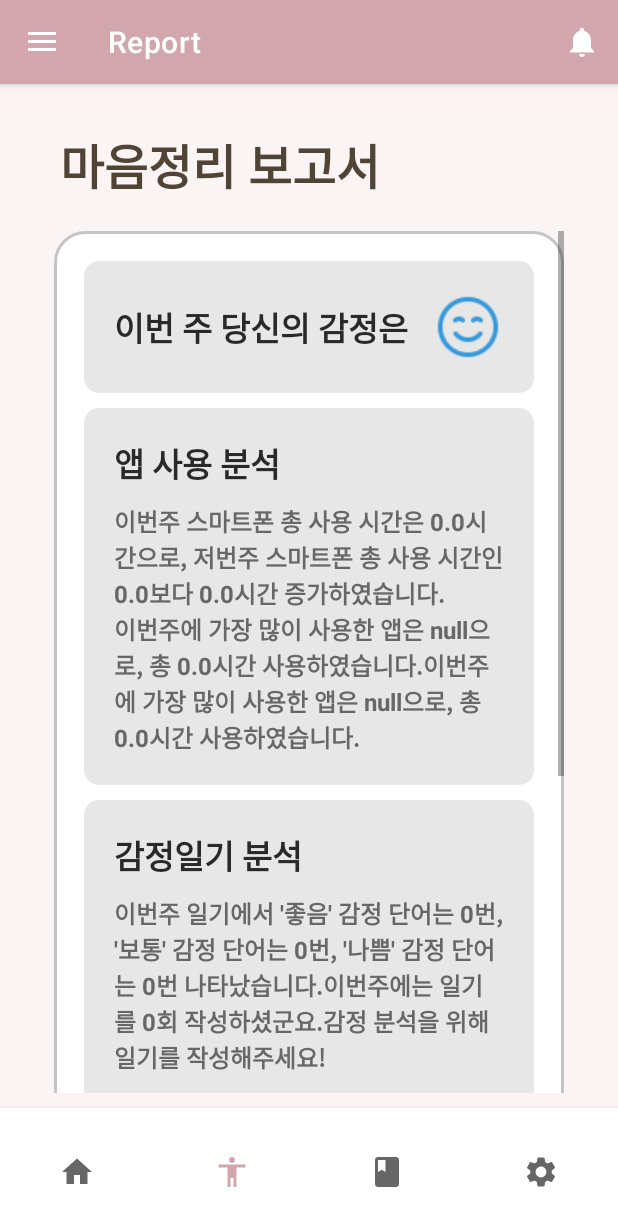
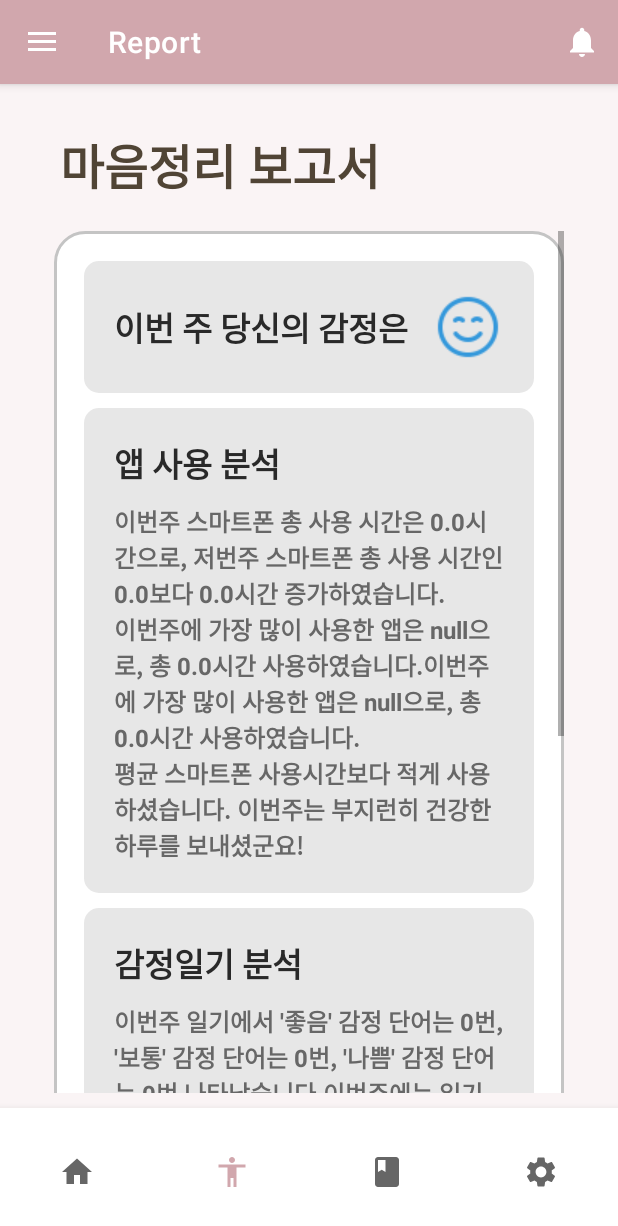
Before and after one commit to hyeseungS/Sdetector, an Android app: the ReportFragment screen opened through its navigation route, on a phone screen of 412 x 824 dp. Shown: the top 1226 px of the screen. Run offline under Robolectric (Android 15) with nearby library versions, the phone set to English and light mode, and no system bars; our stand-ins replace navigation-ui; libraries missing offline, so code that uses them is left out: com.github.mikephil.charting, com.kakao.sdk; Roboto replaces fonts that are not available here; 3 statements that could not run were skipped.

Commit message:
-ReportFragment 앱사용 분석 부분에 앱사용시간평균과 비교 코드 추가

```diff
--- a/app/src/main/java/com/example/sdetector/ui/report/ReportFragment.java
+++ b/app/src/main/java/com/example/sdetector/ui/report/ReportFragment.java
@@ -78,6 +78,8 @@ public class ReportFragment extends Fragment {
     String AppTimeReport;
     static float AppTime_Week;
     float AppTime_LastWeek;
+
+    private static String AppReport5 = "평균 스마트폰 사용시간보다 적게 사용하셨습니다. 이번주는 부지런히 건강한 하루를 보내셨군요!";
 
     private static final String TAG_JSON="webnautes";
     private static final String TAG_GOOD = "num_good";
@@ -345,19 +347,19 @@ public class ReportFragment extends Fragment {
             Appreport2 = "저번주 스마트폰 총 사용 시간인 " + AppTime_LastWeek + "보다 " + inter2 + "시간 감소하였습니다.";
         }
 
-        AppTimeReport = AppReport1 + Appreport2 + "\n" + AppReport3 + AppReport4;
+        if (AppTime_Week < 42*0.95) {
+            AppReport5 = "평균 스마트폰 사용시간보다 적게 사용하셨습니다. 이번주는 부지런히 건강한 하루를 보내셨군요!";
+        }
+        else if (30<AppTime_Week && AppTime_Week<51) {
+            AppReport5 = "평균 스마트폰 사용시간 범위입니다. 이번주도 수고하셨습니다:)";
+        }
+        else if (51<AppTime_Week) {
+            AppReport5 = "평균 스마트폰 사용시간보다 많이 사용하셨습니다. 눈의 피로를 풀어주세요!";
+        }
+
+        AppTimeReport = AppReport1 + Appreport2 + "\n" + AppReport3 + AppReport4 + "\n" + AppReport5;
         return AppTimeReport;
 
-        /*String avgTime = " ";
-        if (AppTime_Week < 30) {
-            avgTime = "평균 스마트폰 사용시간보다 적게 사용하셨습니다. 이번주는 부지런히 건강한 하루를 보내셨군요!";
-        }
-        else if (30<AppTime_Week && AppTime_Week<51) {
-            avgTime = "평균 스마트폰 사용시간 범위입니다. 이번주도 수고하셨습니다:)";
-        }
-        else if (51<AppTime_Week) {
-            avgTime = "평균 스마트폰 사용시간보다 많이 사용하셨습니다. 눈의 피로를 풀어주세요!";
-        }*/
     }
 
     //일기 분석 관련
```
